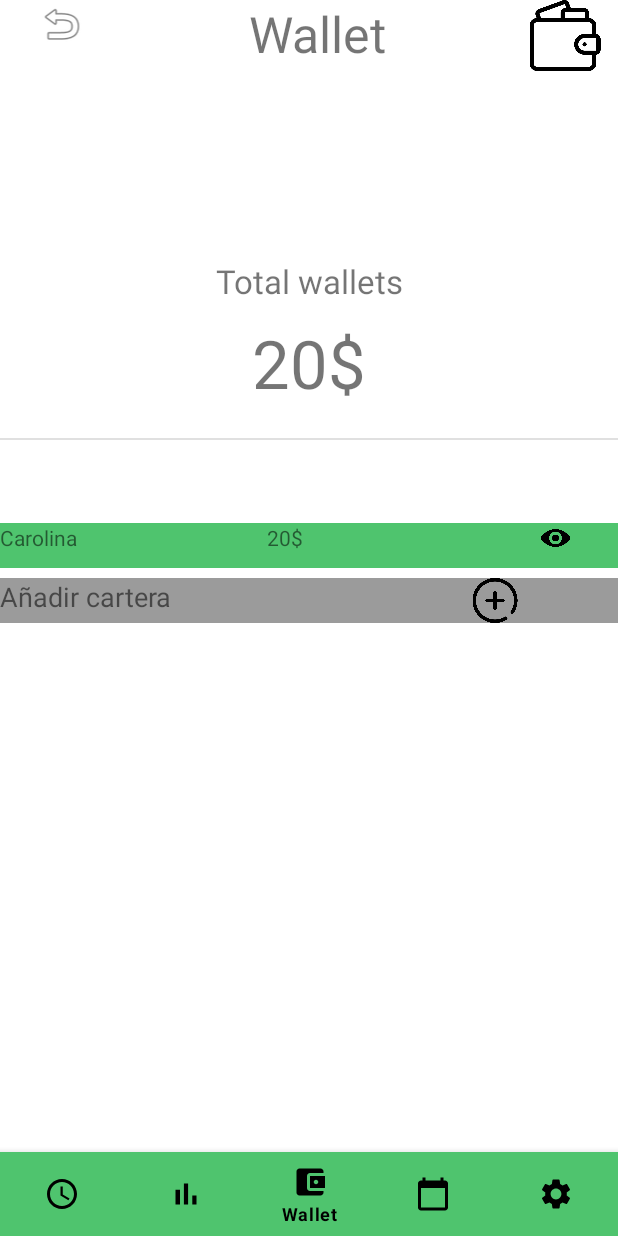
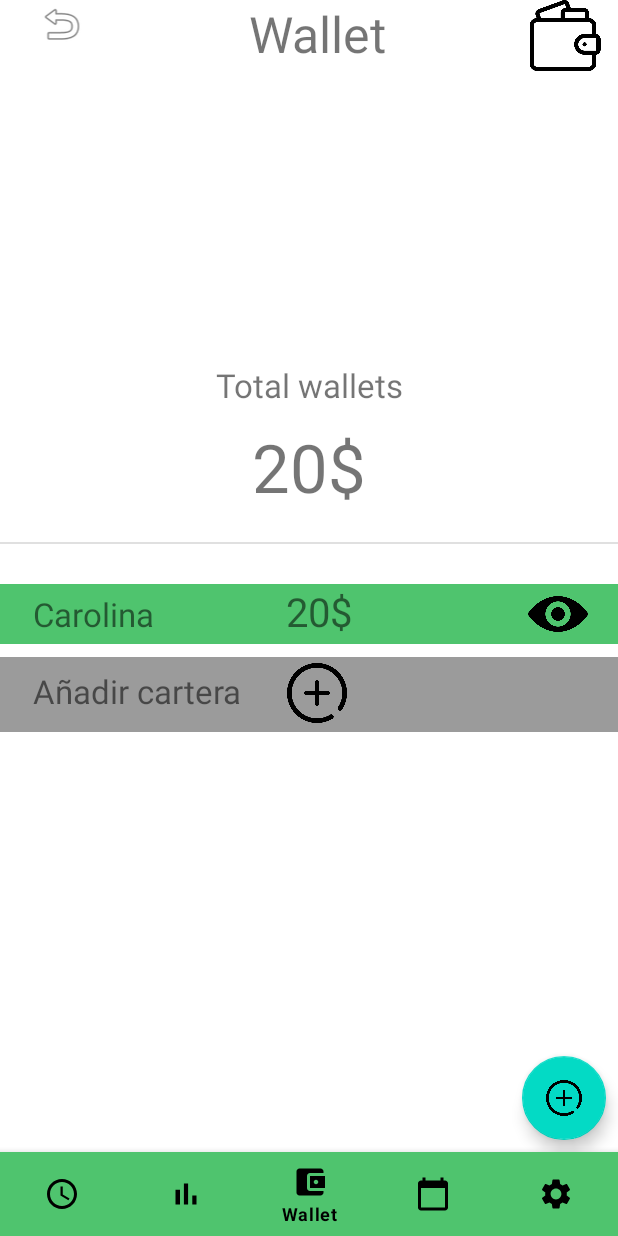
Before and after one commit to andresn9/MoneySaver, an Android app: the WalletFragment screen opened through its navigation route, on a phone screen of 412 x 824 dp. Run offline under Robolectric (Android 15) with nearby library versions, the phone set to English and light mode, and no system bars; our stand-ins replace navigation-ui; Roboto replaces fonts that are not available here.

Commit message:
Actividad cartera Contenido mejorado

```diff
--- a/app/src/main/res/layout/fragment_wallet.xml
+++ b/app/src/main/res/layout/fragment_wallet.xml
@@ -10,17 +10,17 @@
     <FrameLayout
         android:layout_width="match_parent"
         android:layout_height="match_parent"
-        android:layout_weight="7">
+        android:layout_weight="1">
 
         <ImageView
             android:id="@+id/imageView3"
             android:layout_width="match_parent"
-            android:layout_height="100dp"
+            android:layout_height="match_parent"
             tools:src="@color/green" />
 
         <LinearLayout
             android:layout_width="match_parent"
-            android:layout_height="80dp"
+            android:layout_height="match_parent"
             android:orientation="horizontal">
 
             <ImageView
@@ -51,7 +51,7 @@
 
     <androidx.constraintlayout.widget.ConstraintLayout
         android:layout_width="match_parent"
-        android:layout_weight="6"
+        android:layout_weight="1"
         android:layout_height="match_parent">
 
         <TextView
@@ -93,15 +93,15 @@
     <LinearLayout
         android:layout_width="match_parent"
         android:layout_height="match_parent"
-        android:layout_weight="4"
+        android:layout_weight="1"
         android:orientation="vertical">
 
         <FrameLayout
             android:layout_width="match_parent"
-            android:layout_height="30dp"
+            android:layout_height="40dp"
             android:layout_weight="0"
-            android:layout_marginTop="3dp"
-            android:layout_marginBottom="3dp"
+            android:layout_marginTop="5dp"
+            android:layout_marginBottom="5dp"
             android:background="@color/green">
 
             <LinearLayout
@@ -113,28 +113,33 @@
                     android:id="@+id/TextoCartera"
                     android:layout_width="wrap_content"
                     android:layout_height="wrap_content"
-                    android:layout_weight="1"
+                    android:layout_weight="0.3"
+                    android:textSize="10pt"
+                    android:paddingLeft="10pt"
                     android:text="@string/carolina" />
 
                 <TextView
                     android:id="@+id/textView20"
                     android:layout_width="wrap_content"
                     android:layout_height="wrap_content"
-                    android:layout_weight="1"
+                    android:textSize="12pt"
+                    android:layout_weight="0.4"
                     android:text="@string/walletDinero" />
 
                 <ImageView
                     android:id="@+id/imageView30"
-                    android:layout_width="20dp"
-                    android:layout_height="20dp"
-                    android:layout_weight="0.5"
+                    android:layout_width="30dp"
+                    android:layout_height="40dp"
+                    android:layout_weight="0.1"
+                    android:scaleType="fitStart"
                     android:src="@drawable/eye" />
             </LinearLayout>
+
         </FrameLayout>
 
         <FrameLayout
             android:layout_width="match_parent"
-            android:layout_height="30dp"
+            android:layout_height="50dp"
             android:layout_weight="0"
             android:background="@color/grey"
             android:layout_marginTop="3dp"
@@ -149,15 +154,19 @@
                     android:id="@+id/textView5"
                     android:layout_width="wrap_content"
                     android:layout_height="wrap_content"
-                    android:layout_weight="1"
-                    android:textSize="8pt"
+                    android:layout_weight="0.5"
+                    android:layout_marginTop="8dp"
+                    android:paddingLeft="10pt"
+                    android:textSize="10pt"
                     android:text="@string/masCartera" />
 
                 <ImageView
                     android:id="@+id/imageView5"
-                    android:layout_width="30dp"
-                    android:layout_height="30dp"
-                    android:layout_weight="1"
+                    android:layout_width="40dp"
+                    android:layout_height="40dp"
+                    android:layout_marginTop="4dp"
+                    android:layout_weight="3"
+                    android:scaleType="fitStart"
                     android:src="@drawable/plus" />
 
 
@@ -165,6 +174,24 @@
         </FrameLayout>
 
     </LinearLayout>
+
+    <androidx.constraintlayout.widget.ConstraintLayout
+        android:layout_width="match_parent"
+        android:layout_gravity="bottom"
+        android:layout_height="match_parent"
+        android:layout_weight="1">
+
+        <com.google.android.material.floatingactionbutton.FloatingActionButton
+            android:id="@+id/floatingActionButton2"
+            android:layout_width="wrap_content"
+            android:layout_height="wrap_content"
+            android:layout_marginEnd="8dp"
+            android:layout_marginBottom="8dp"
+            android:clickable="true"
+            android:src="@drawable/plus"
+            app:layout_constraintBottom_toBottomOf="parent"
+            app:layout_constraintEnd_toEndOf="parent" />
+    </androidx.constraintlayout.widget.ConstraintLayout>
 
     <com.google.android.material.bottomnavigation.BottomNavigationView
         android:id="@+id/bottomNavigationView"
```
